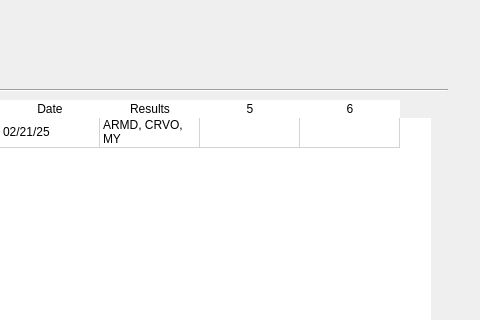
First picture: the form in ui/retina.ui, repository ZeroPlaya/Retinal-Disease-Classification-Tool, before the edit; both pictures show x 240 to 720 and y 0 to 320 of the 720 by 512 pixel window.
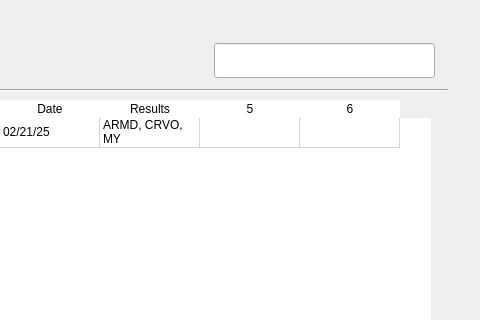
Second picture: the form after the edit. Icons and pictures are not drawn.

Commit message: added search bar

```diff
--- a/ui/retina.ui
+++ b/ui/retina.ui
@@ -2603,6 +2603,19 @@
            <string/>
           </property>
          </widget>
+         <widget class="QLineEdit" name="searchBar">
+          <property name="geometry">
+           <rect>
+            <x>434</x>
+            <y>23</y>
+            <width>221</width>
+            <height>35</height>
+           </rect>
+          </property>
+          <property name="styleSheet">
+           <string notr="true"/>
+          </property>
+         </widget>
          <zorder>historyBackButton</zorder>
          <zorder>line</zorder>
          <zorder>historyTable</zorder>
```
Left out of the diff: 1 changed line with no effect on the pictures. The commit also changes 6 other files.
